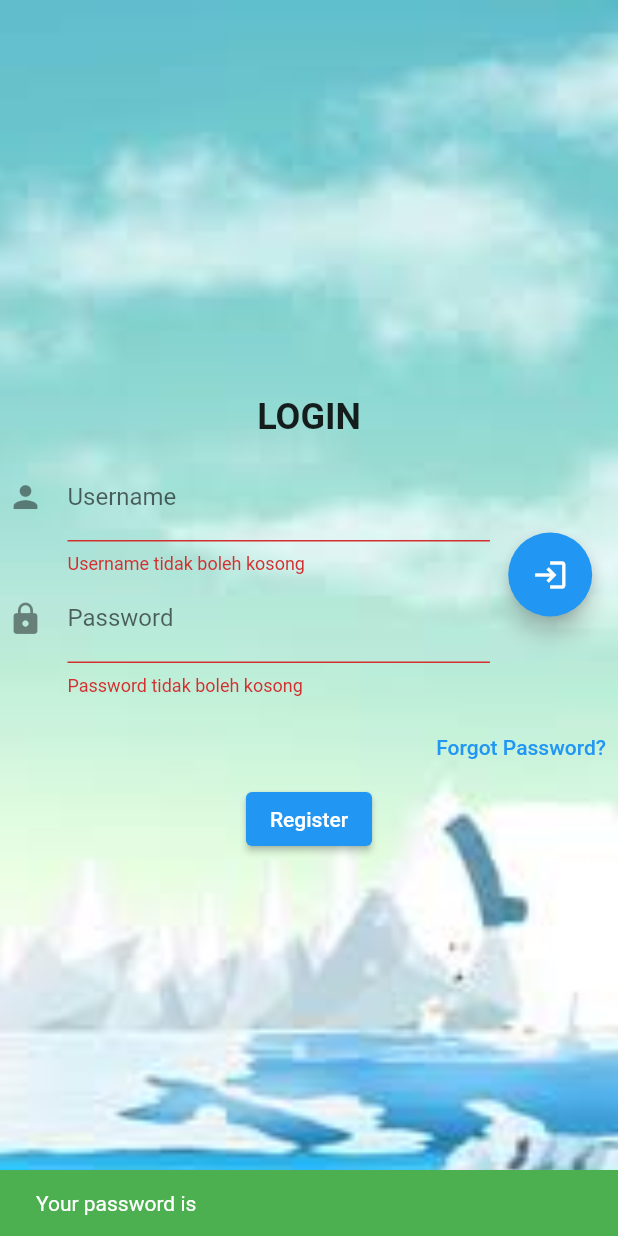
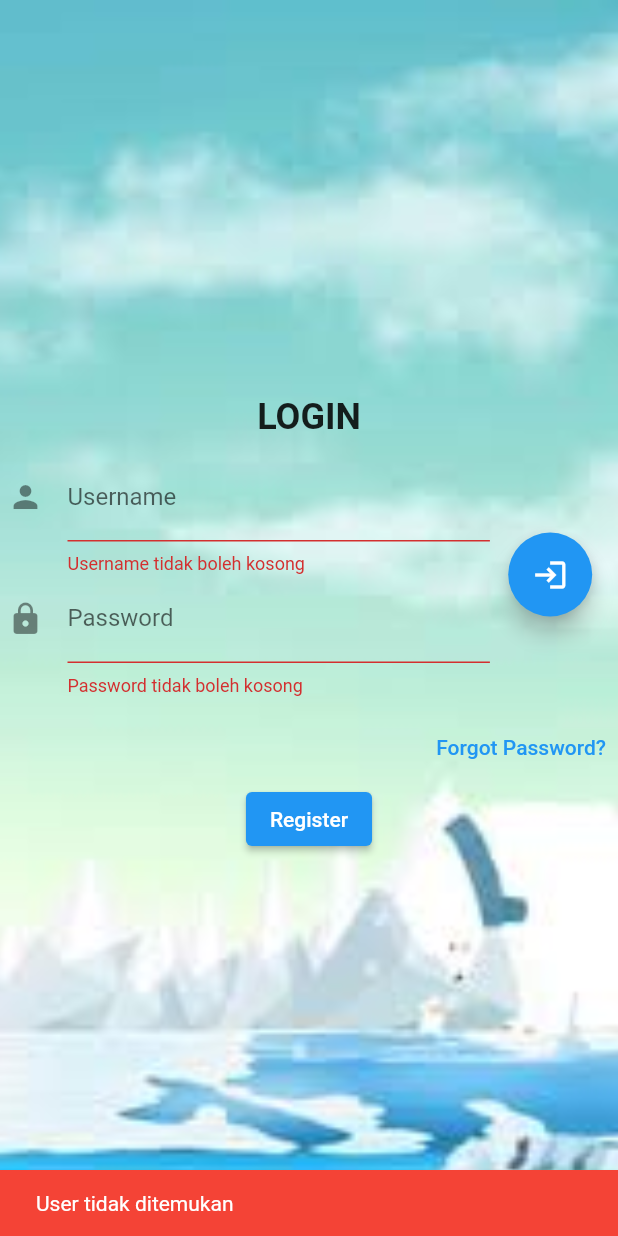
Before and after one commit to edisaputra85/flutter_login_r001, a Flutter app: the Login screen opened by its route, after a tap on the "login" icon, on a phone screen of 412 x 824 dp. Run offline on Flutter 3.47's test engine with Material 2 defaults, Android fonts, the phone set to English and light mode, and no system bars; our stand-ins replace sqflite; accounts and stored records are empty.

Commit message:
tambah fitur cek login / select from sqlite

```diff
--- a/flutter_login_r04/lib/helpers/dbhelper.dart
+++ b/flutter_login_r04/lib/helpers/dbhelper.dart
@@ -45,4 +45,13 @@ class DbHelper {
     int count = await db.insert('users', object.toMap());
     return count;
   }
+
+  //Read
+  Future<List<Map<String, dynamic>>> selectUser(
+      String username, String password) async {
+    Database db = await this.getDatabase();
+    var mapList = await db.query('users',
+        where: "username='$username' AND password='$password'");
+    return mapList;
+  }
 }
--- a/flutter_login_r04/lib/login.dart
+++ b/flutter_login_r04/lib/login.dart
@@ -1,4 +1,5 @@
 import 'package:flutter/material.dart';
+import 'package:flutter_login_r04/helpers/dbhelper.dart';
 
 class Login extends StatefulWidget {
   @override
@@ -8,6 +9,9 @@ class Login extends StatefulWidget {
 class _LoginState extends State<Login> {
   GlobalKey<FormState> formKey = GlobalKey<FormState>();
   final passwordController = TextEditingController();
+  final usernameController = TextEditingController();
+
+  DbHelper dbHelper = new DbHelper();
 
   bool validateLogin() {
     FormState form = this.formKey.currentState;
@@ -48,6 +52,7 @@ class _LoginState extends State<Login> {
                                 child: Column(
                                   children: [
                                     TextFormField(
+                                        controller: usernameController,
                                         decoration: InputDecoration(
                                           hintText: 'username',
                                           labelText: 'Username',
@@ -80,10 +85,24 @@ class _LoginState extends State<Login> {
                               child: FloatingActionButton(
                             onPressed: () {
                               validateLogin();
-                              ScaffoldMessenger.of(context).showSnackBar(SnackBar(
-                                  content: Text(
-                                      "Your password is ${passwordController.text}"),
-                                  backgroundColor: Colors.green));
+                              //cek data user pada tabel users
+                              dbHelper
+                                  .selectUser(usernameController.text,
+                                      passwordController.text)
+                                  .then((mapList) {
+                                print(mapList.length);
+                                if (mapList.length > 0) {
+                                  ScaffoldMessenger.of(context).showSnackBar(
+                                      SnackBar(
+                                          content: Text("Login Sukses"),
+                                          backgroundColor: Colors.green));
+                                  Navigator.pushNamed(context, '/dashboard');
+                                } else
+                                  ScaffoldMessenger.of(context).showSnackBar(
+                                      SnackBar(
+                                          content: Text("User tidak ditemukan"),
+                                          backgroundColor: Colors.red));
+                              });
                             },
                             child: Icon(Icons.login),
                           ))
--- a/flutter_login_r04/lib/main.dart
+++ b/flutter_login_r04/lib/main.dart
@@ -1,4 +1,5 @@
 import 'package:flutter/material.dart';
+import 'dashboard.dart';
 import 'login.dart';
 import 'register.dart';
 
@@ -28,6 +29,7 @@ class MyApp extends StatelessWidget {
         routes: {
           '/login': (context) => Login(),
           '/register': (context) => Register(),
+          '/dashboard': (context) => Dashboard(),
         });
   }
 }
```
